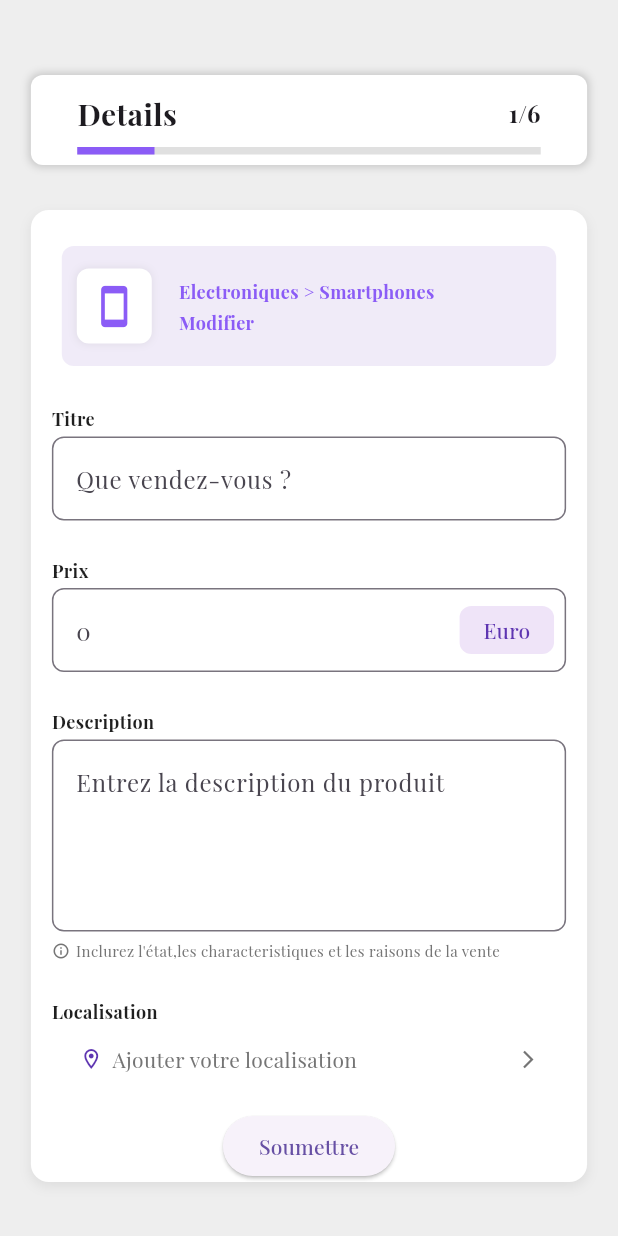
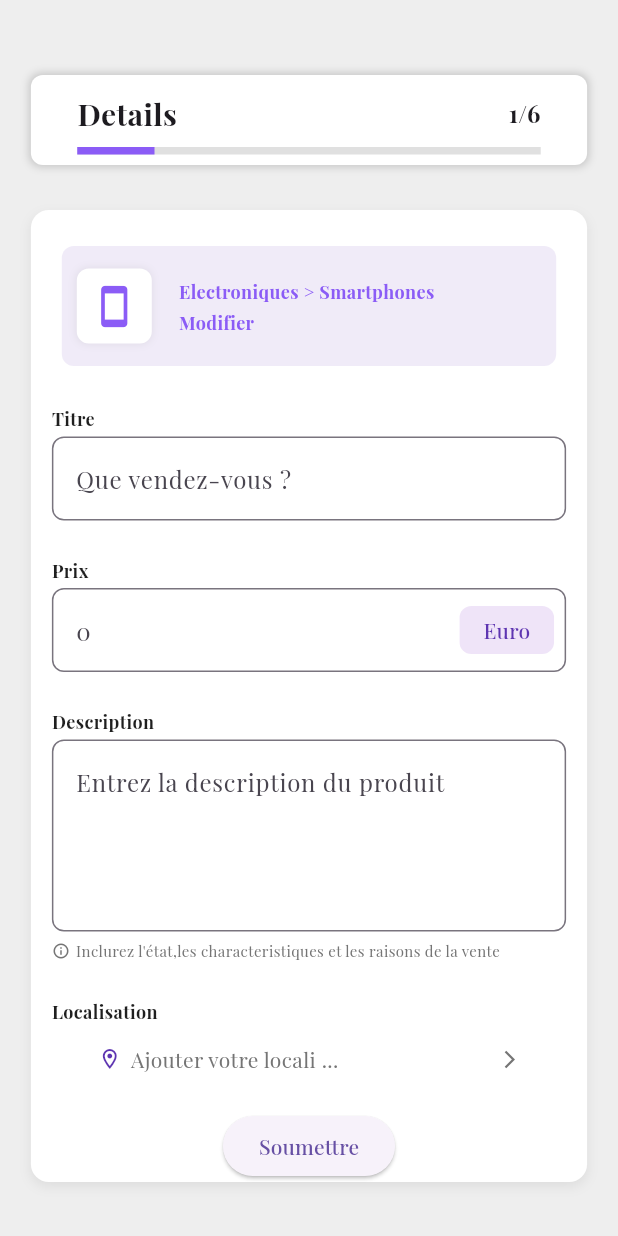
Before and after one commit to MoussaKhalilMoussa/minsiida, a Flutter app: the DetailsPage screen opened directly with empty values, on a phone screen of 412 x 824 dp. Run offline on Flutter 3.47's test engine with Material 3 defaults, Android fonts, the phone set to English and light mode, and no system bars; our stand-ins replace dotted_border, font_awesome_flutter, get, google_fonts, image_picker; network calls fail.

Commit message:
Details Page completed.

```diff
--- a/lib/view/post/pages/details_page.dart
+++ b/lib/view/post/pages/details_page.dart
@@ -473,20 +473,9 @@ class _DetailsPageState extends State<DetailsPage> {
       },
       child: Padding(
         padding: const EdgeInsets.symmetric(horizontal: 14.0, vertical: 4),
-        child: Column(
-          crossAxisAlignment: CrossAxisAlignment.start,
-          children: [
-            CustomTitle(title: label),
-            const SizedBox(height: 14),
-            Row(
-              mainAxisAlignment: MainAxisAlignment.center,
-              crossAxisAlignment: CrossAxisAlignment.center,
-              spacing: spacing,
-              children: [
-                Obx(() {
+        child: Obx(() {
           final city = locationController.selectedCity.value;
-                  final subPref =
-                      locationController.selectedSubPrefecture.value;
+          final subPref = locationController.selectedSubPrefecture.value;
 
           String locationText;
 
@@ -497,8 +486,17 @@ class _DetailsPageState extends State<DetailsPage> {
           } else {
             locationText = "Ajouter votre localisation";
           }
-
-                  return Row(
+          return Column(
+            crossAxisAlignment: CrossAxisAlignment.start,
+            children: [
+              CustomTitle(title: label),
+              const SizedBox(height: 14),
+              Row(
+                mainAxisAlignment: MainAxisAlignment.center,
+                crossAxisAlignment: CrossAxisAlignment.center,
+                spacing: spacing,
+                children: [
+                  Row(
                     mainAxisAlignment: MainAxisAlignment.start,
                     children: [
                       Icon(
@@ -517,9 +515,7 @@ class _DetailsPageState extends State<DetailsPage> {
                         ),
                       ),
                     ],
-                  );
-                }),
-
+                  ),
                   //const SizedBox(width: 8),
                   Icon(
                     Icons.arrow_forward_ios,
@@ -528,8 +524,29 @@ class _DetailsPageState extends State<DetailsPage> {
                   ),
                 ],
               ),
+              if (detailsController.showDetailsError.value) ...[
+                const SizedBox(height: 4),
+                Row(
+                  mainAxisAlignment: MainAxisAlignment.end,
+                  children: [
+                    const Icon(
+                      Icons.error_outline,
+                      color: Colors.red,
+                      size: 18,
+                    ),
+                    const SizedBox(width: 4),
+                    Expanded(
+                      child: Text(
+                        'location address not selected',
+                        style: const TextStyle(color: Colors.red, fontSize: 13),
+                      ),
+                    ),
                   ],
                 ),
+              ],
+            ],
+          );
+        }),
       ),
     );
   }
@@ -917,6 +934,7 @@ class _DetailsPageState extends State<DetailsPage> {
           ElevatedButton(
             onPressed: () {
               Get.back();
+              detailsController.showDetailsError.value = false;
             },
             style: ButtonStyle(
               fixedSize: WidgetStatePropertyAll(Size(145, 44)),
@@ -936,7 +954,7 @@ class _DetailsPageState extends State<DetailsPage> {
     );
   }
 
-  String truncateWithEllipsis(String s, {int cutoff = 26}) {
+  String truncateWithEllipsis(String s, {int cutoff = 20}) {
     if (s.length <= cutoff) return s;
     return '${s.substring(0, 20)} ...';
   }
--- a/lib/view/post/screen/add_post_screen.dart
+++ b/lib/view/post/screen/add_post_screen.dart
@@ -48,12 +48,24 @@ class _AddPostScreenState extends State<AddPostScreen> {
             detailsController.descController.text.trim().isEmpty ||
             locationController.selectedCity.value == null ||
             locationController.selectedSubPrefecture.value.isEmpty)) {
-      detailsController.showDetailsError.value = true;
+      // detailsController.showDetailsError.value = true;
 
-      detailsController.showTitleError.value = true;
-      detailsController.showPriceError.value = true;
-      detailsController.showDescriptionError.value = true;
+      if (detailsController.titleController.text.trim().isEmpty) {
+        detailsController.showTitleError.value = true;
+      }
 
+      if (detailsController.descController.text.trim().isEmpty) {
+        detailsController.showPriceError.value = true;
+      }
+
+      if (detailsController.descController.text.trim().isEmpty) {
+        detailsController.showDescriptionError.value = true;
+      }
+
+      if (locationController.selectedCity.value == null ||
+          locationController.selectedSubPrefecture.value.isEmpty) {
+        detailsController.showDetailsError.value = true;
+      }
       detailsController.titleTouched.value = true;
       detailsController.priceTouched.value = true;
       detailsController.descTouched.value = true;
```
Lines whose indentation alone changed are shown as unchanged.
